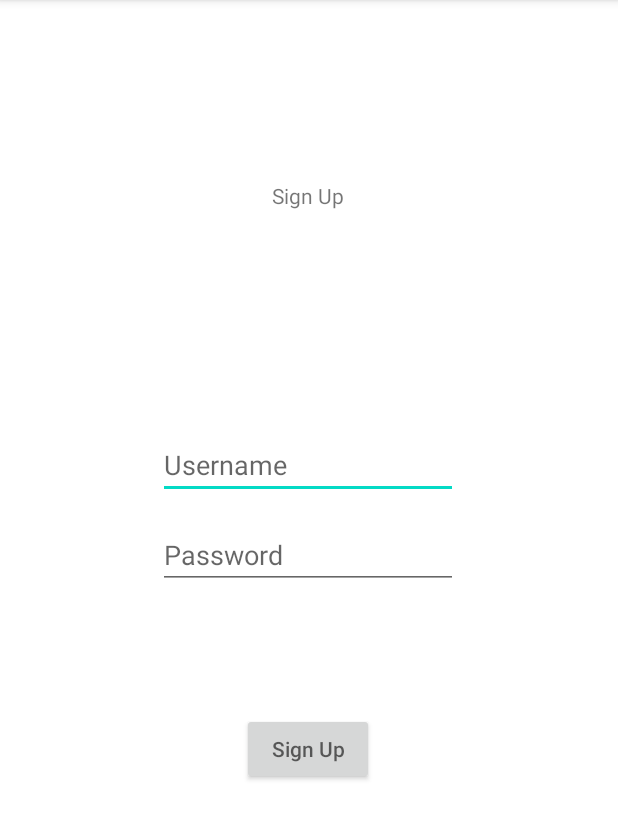
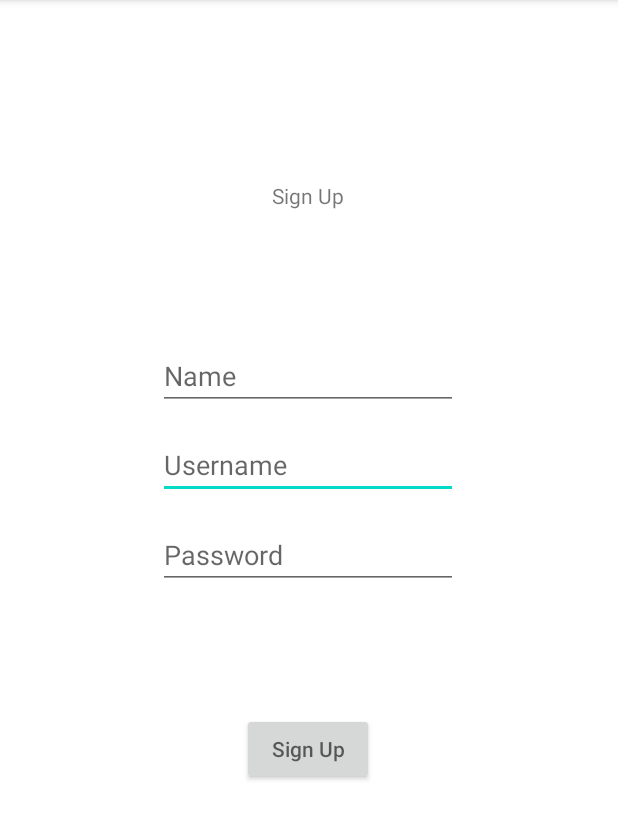
Before and after one commit to shanem1996/SAPProject, an Android app: the screen it shows after launch (SignUpActivity), after a tap on an icon or button, on a phone screen of 412 x 824 dp, the part 84-924 px from its top. Run offline under Robolectric (Android 15) with nearby library versions, the phone set to English and light mode, and no system bars.

Commit message:
created database

```diff
--- a/app/build.gradle
+++ b/app/build.gradle
@@ -19,6 +19,7 @@ android {
 
     buildFeatures{
         viewBinding true
+        dataBinding = true
     }
 
 
--- a/app/src/main/java/com/example/sapproject/activities/database/Database.kt
+++ b/app/src/main/java/com/example/sapproject/activities/database/Database.kt
@@ -4,14 +4,25 @@ import android.content.Context
 import android.database.sqlite.SQLiteDatabase
 import android.database.sqlite.SQLiteOpenHelper
 
-abstract class myDatabaseHelper(context: Context) : SQLiteOpenHelper(context, DATABASE_NAME, null, DATABASE_VERSION) {
+class DatabaseHelper(context: Context) : SQLiteOpenHelper(context, DATABASE_NAME, null, DATABASE_VERSION) {
     companion object{
         private const val DATABASE_NAME = "database.db"
         private const val DATABASE_VERSION = 1
+        const val TABLE_NAME = "users"
+        const val COLUMN_ID = "id"
+        const val COLUMN_NAME = "name"
+        const val COLUMN_USERNAME = "username"
+        const val COLUMN_PASSWORD = "password"
     }
 
     override fun onCreate(db: SQLiteDatabase) {
-        db.execSQL("CREATE TABLE users (id INTEGER PRIMARY KEY AUTOINCREMENT, username TEXT, password TEXT)")
+        val createTable = ("CREATE TABLE " + TABLE_NAME + "(" + COLUMN_ID + " INTEGER PRIMARY KEY AUTOINCREMENT," + COLUMN_NAME + " TEXT," + COLUMN_USERNAME + " TEXT," + COLUMN_PASSWORD + " TEXT" + ")")
+        db.execSQL(createTable)
+    }
+
+    override fun onUpgrade(db: SQLiteDatabase, oldVersion: Int, newVersion: Int) {
+        db.execSQL("DROP TABLE IF EXISTS " + TABLE_NAME)
+        onCreate(db)
     }
 
 
--- a/app/src/main/res/layout/activity_sign_up.xml
+++ b/app/src/main/res/layout/activity_sign_up.xml
@@ -31,6 +31,18 @@
         app:layout_constraintVertical_bias="0.253" />
 
     <androidx.appcompat.widget.AppCompatEditText
+        android:id="@+id/tfName"
+        android:layout_width="200dp"
+        android:layout_height="wrap_content"
+        android:hint="Name"
+        app:layout_constraintBottom_toTopOf="@+id/tfUsername"
+        app:layout_constraintEnd_toEndOf="parent"
+        app:layout_constraintHorizontal_bias="0.497"
+        app:layout_constraintStart_toStartOf="parent"
+        app:layout_constraintTop_toBottomOf="@+id/tvSignUp"
+        app:layout_constraintVertical_bias="0.863" />
+
+    <androidx.appcompat.widget.AppCompatEditText
         android:id="@+id/tfPassword"
         android:layout_width="200dp"
         android:layout_height="wrap_content"
@@ -42,6 +54,7 @@
         app:layout_constraintTop_toBottomOf="@+id/tfUsername"
         app:layout_constraintVertical_bias="0.038"
         android:inputType="textPassword"/>
+
 
     <androidx.appcompat.widget.AppCompatButton
         android:id="@+id/btnSignUp"
```
Also changed, not shown: app/src/main/AndroidManifest.xml (+8 -0 lines), app/src/main/java/com/example/sapproject/activities/HomeActivity.kt (added, +17 -0 lines), app/src/main/java/com/example/sapproject/activities/SignUpActivity.kt (+31 -0 lines), app/src/main/res/layout/activity_home.xml (added, +9 -0 lines).
